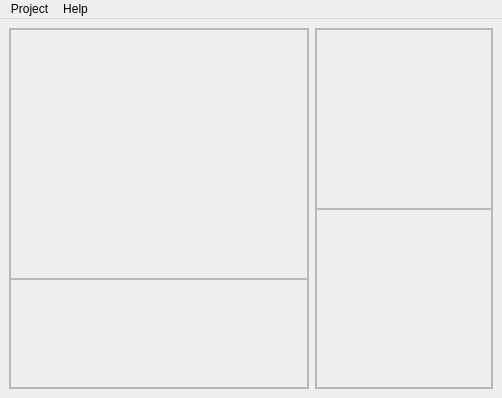
snaress/studio_dev, file appli/foundation/gui/_src/foundation.ui: the form before one commit.
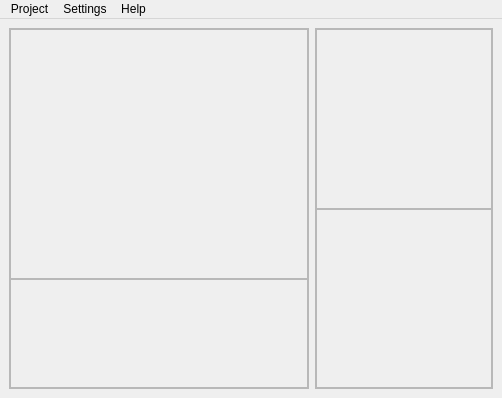
The form after the commit.

Commit message: foundation.core: Add module users, userGroups

Diff of the .ui file:
```diff
--- a/appli/foundation/gui/_src/foundation.ui
+++ b/appli/foundation/gui/_src/foundation.ui
@@ -176,7 +176,15 @@
     <addaction name="m_logLevel"/>
     <addaction name="m_style"/>
    </widget>
+   <widget class="QMenu" name="m_settings">
+    <property name="title">
+     <string>Settings</string>
+    </property>
+    <addaction name="mi_toolSettings"/>
+    <addaction name="mi_projectSettings"/>
+   </widget>
    <addaction name="m_project"/>
+   <addaction name="m_settings"/>
    <addaction name="m_help"/>
   </widget>
   <action name="mi_log">
```
Left out of the diff: 12 changed lines with no effect on the pictures. The commit also changes 6 other files.
